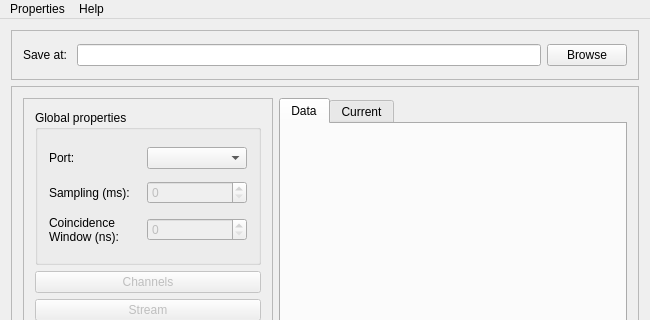
First picture: the form in Software/GUI/Program/mainwindow.ui, repository jcbedoyam/AbacusSoftware, before the edit; both pictures show x 0 to 650 and y 0 to 320 of the 650 by 684 pixel window.
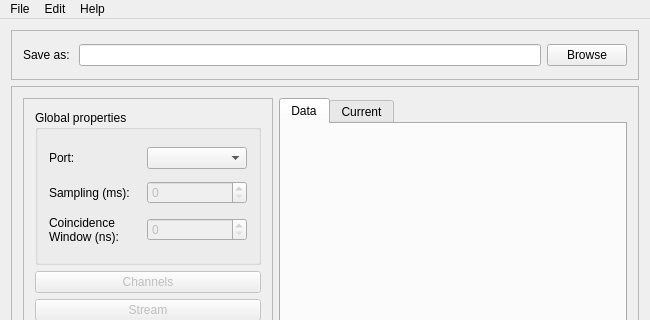
Second picture: the form after the edit.

The edit to the form file:
```diff
--- a/Software/GUI/Program/mainwindow.ui
+++ b/Software/GUI/Program/mainwindow.ui
@@ -42,7 +42,7 @@
        <item>
         <widget class="QLabel" name="label">
          <property name="text">
-          <string>Save at: </string>
+          <string>Save as: </string>
          </property>
         </widget>
        </item>
@@ -284,7 +284,7 @@
    </property>
    <widget class="QMenu" name="menuProperties">
     <property name="title">
-     <string>Properties</string>
+     <string>Edit</string>
     </property>
     <addaction name="actionDefault_properties"/>
    </widget>
@@ -294,6 +294,15 @@
     </property>
     <addaction name="actionAbout"/>
    </widget>
+   <widget class="QMenu" name="menuFile">
+    <property name="title">
+     <string>File</string>
+    </property>
+    <addaction name="actionSave_as_2"/>
+    <addaction name="separator"/>
+    <addaction name="actionExit"/>
+   </widget>
+   <addaction name="menuFile"/>
    <addaction name="menuProperties"/>
    <addaction name="menuHelp"/>
   </widget>
```
Left out of the diff: 16 changed lines with no effect on the pictures.
